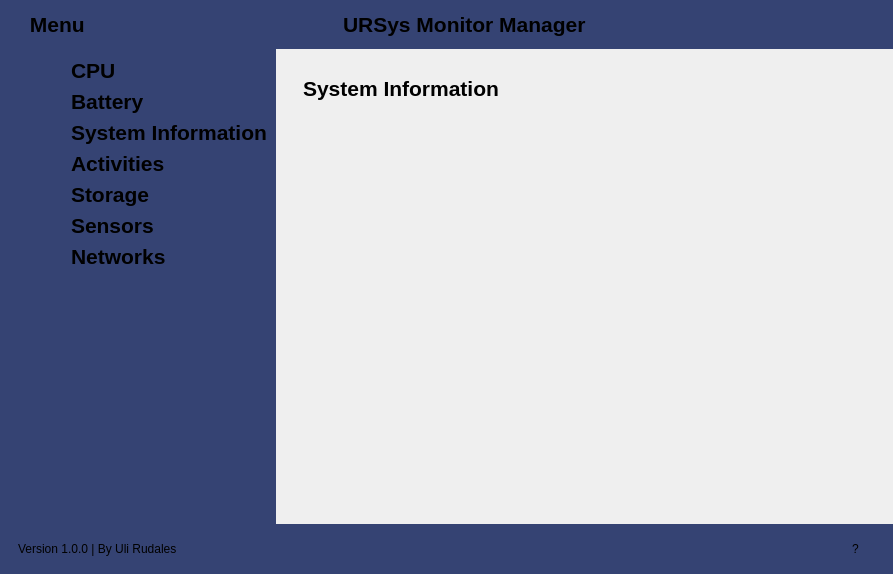
The window that interface.ui (UlizesR/system_manager) describes before a commit, drawn with Qt 5.
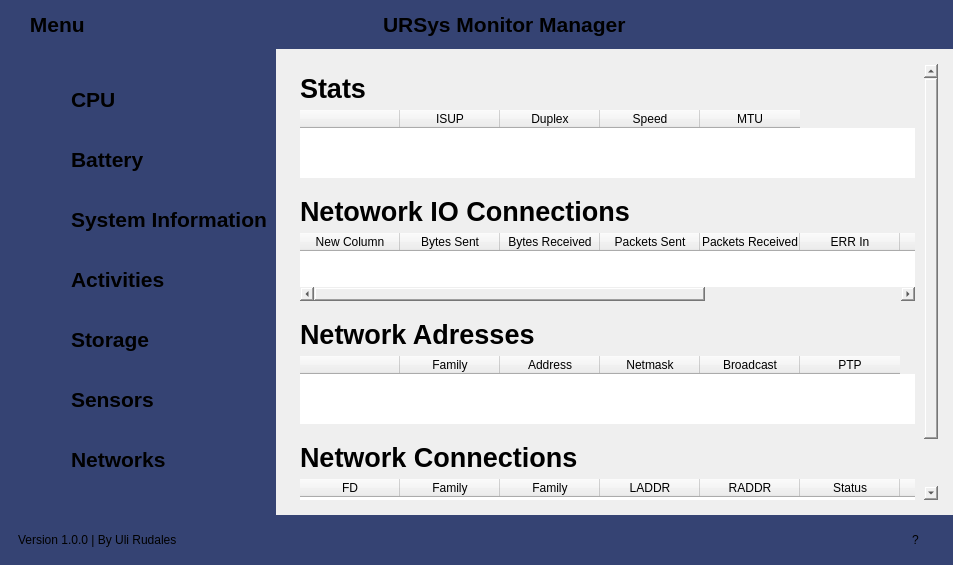
The same window after the commit. The open tabs and pages were chosen to show the change. Icons and pictures are not drawn.

Commit message: finished UI for the most part

What changed in the file:
```diff
--- a/interface.ui
+++ b/interface.ui
@@ -6,8 +6,8 @@
    <rect>
     <x>0</x>
     <y>0</y>
-    <width>893</width>
-    <height>574</height>
+    <width>953</width>
+    <height>565</height>
    </rect>
   </property>
   <property name="windowTitle">
@@ -290,7 +290,7 @@
           <property name="bottomMargin">
            <number>0</number>
           </property>
-          <item alignment="Qt::AlignLeft|Qt::AlignTop">
+          <item>
            <widget class="QFrame" name="menu_frame">
             <property name="minimumSize">
              <size>
@@ -798,7 +798,7 @@
             </widget>
             <widget class="QWidget" name="system_information">
              <layout class="QVBoxLayout" name="verticalLayout_5">
-              <item>
+              <item alignment="Qt::AlignTop">
                <widget class="QFrame" name="frame">
                 <property name="frameShape">
                  <enum>QFrame::StyledPanel</enum>
@@ -811,7 +811,7 @@
                   <widget class="QLabel" name="label_36">
                    <property name="font">
                     <font>
-                     <pointsize>16</pointsize>
+                     <pointsize>18</pointsize>
                      <bold>true</bold>
                     </font>
                    </property>
@@ -825,6 +825,582 @@
               </item>
              </layout>
             </widget>
+            <widget class="QWidget" name="activities">
+             <layout class="QVBoxLayout" name="verticalLayout_6">
+              <item>
+               <widget class="QFrame" name="frame_3">
+                <property name="frameShape">
+                 <enum>QFrame::StyledPanel</enum>
+                </property>
+                <property name="frameShadow">
+                 <enum>QFrame::Raised</enum>
+                </property>
+                <layout class="QHBoxLayout" name="horizontalLayout_10">
+                 <item>
+                  <widget class="QLabel" name="label_50">
+                   <property name="font">
+                    <font>
+                     <pointsize>20</pointsize>
+                     <bold>true</bold>
+                    </font>
+                   </property>
+                   <property name="text">
+                    <string>Activity</string>
+                   </property>
+                  </widget>
+                 </item>
+                 <item alignment="Qt::AlignRight">
+                  <widget class="QFrame" name="frame_6">
+                   <property name="frameShape">
+                    <enum>QFrame::StyledPanel</enum>
+                   </property>
+                   <property name="frameShadow">
+                    <enum>QFrame::Raised</enum>
+                   </property>
+                   <layout class="QHBoxLayout" name="horizontalLayout_11">
+                    <item>
+                     <widget class="QLineEdit" name="lineEdit">
+                      <property name="placeholderText">
+                       <string>Search Processes</string>
+                      </property>
+                     </widget>
+                    </item>
+                    <item alignment="Qt::AlignRight">
+                     <widget class="QPushButton" name="pushButton_3">
+                      <property name="text">
+                       <string/>
+                      </property>
+                      <property name="icon">
+                       <iconset resource="icons.qrc">
+                        <normaloff>:/icons/icons/search.svg</normaloff>:/icons/icons/search.svg</iconset>
+                      </property>
+                     </widget>
+                    </item>
+                   </layout>
+                  </widget>
+                 </item>
+                </layout>
+               </widget>
+              </item>
+              <item>
+               <widget class="QFrame" name="frame_4">
+                <property name="frameShape">
+                 <enum>QFrame::StyledPanel</enum>
+                </property>
+                <property name="frameShadow">
+                 <enum>QFrame::Raised</enum>
+                </property>
+                <layout class="QVBoxLayout" name="verticalLayout_7">
+                 <item>
+                  <widget class="QTableWidget" name="tableWidget">
+                   <column>
+                    <property name="text">
+                     <string>Process ID</string>
+                    </property>
+                   </column>
+                   <column>
+                    <property name="text">
+                     <string>Process Name</string>
+                    </property>
+                   </column>
+                   <column>
+                    <property name="text">
+                     <string>Process Status</string>
+                    </property>
+                   </column>
+                   <column>
+                    <property name="text">
+                     <string>Suspended</string>
+                    </property>
+                   </column>
+                   <column>
+                    <property name="text">
+                     <string>Started</string>
+                    </property>
+                   </column>
+                   <column>
+                    <property name="text">
+                     <string>Resume</string>
+                    </property>
+                   </column>
+                   <column>
+                    <property name="text">
+                     <string>Terminate</string>
+                    </property>
+                   </column>
+                   <column>
+                    <property name="text">
+                     <string>Kill</string>
+                    </property>
+                   </column>
+                  </widget>
+                 </item>
+                </layout>
+               </widget>
+              </item>
+              <item alignment="Qt::AlignBottom">
+               <widget class="QFrame" name="frame_5">
+                <property name="frameShape">
+                 <enum>QFrame::StyledPanel</enum>
+                </property>
+                <property name="frameShadow">
+                 <enum>QFrame::Raised</enum>
+                </property>
+                <layout class="QHBoxLayout" name="horizontalLayout_12">
+                 <item>
+                  <widget class="QPushButton" name="pushButton_4">
+                   <property name="text">
+                    <string>Suspend</string>
+                   </property>
+                  </widget>
+                 </item>
+                 <item>
+                  <widget class="QPushButton" name="pushButton_5">
+                   <property name="text">
+                    <string>Resume</string>
+                   </property>
+                  </widget>
+                 </item>
+                 <item>
+                  <widget class="QPushButton" name="pushButton_6">
+                   <property name="text">
+                    <string>Terminate</string>
+                   </property>
+                  </widget>
+                 </item>
+                 <item>
+                  <widget class="QPushButton" name="pushButton_7">
+                   <property name="text">
+                    <string>Kill</string>
+                   </property>
+                  </widget>
+                 </item>
+                </layout>
+               </widget>
+              </item>
+             </layout>
+            </widget>
+            <widget class="QWidget" name="Storage">
+             <layout class="QVBoxLayout" name="verticalLayout_8">
+              <item>
+               <widget class="QLabel" name="label_51">
+                <property name="font">
+                 <font>
+                  <pointsize>20</pointsize>
+                  <bold>true</bold>
+                 </font>
+                </property>
+                <property name="text">
+                 <string>Disk Partition</string>
+                </property>
+               </widget>
+              </item>
+              <item>
+               <widget class="QTableWidget" name="tableWidget_2">
+                <column>
+                 <property name="text">
+                  <string>Device</string>
+                 </property>
+                </column>
+                <column>
+                 <property name="text">
+                  <string>Mount Point</string>
+                 </property>
+                </column>
+                <column>
+                 <property name="text">
+                  <string>OPTS</string>
+                 </property>
+                </column>
+                <column>
+                 <property name="text">
+                  <string>Max File </string>
+                 </property>
+                </column>
+                <column>
+                 <property name="text">
+                  <string>Max Path</string>
+                 </property>
+                </column>
+                <column>
+                 <property name="text">
+                  <string>Total Storage</string>
+                 </property>
+                </column>
+                <column>
+                 <property name="text">
+                  <string>Used Storage</string>
+                 </property>
+                </column>
+                <column>
+                 <property name="text">
+                  <string>Free Storage</string>
+                 </property>
+                </column>
+                <column>
+                 <property name="text">
+                  <string/>
+                 </property>
+                </column>
+               </widget>
+              </item>
+             </layout>
+            </widget>
+            <widget class="QWidget" name="sensors">
+             <layout class="QVBoxLayout" name="verticalLayout_9">
+              <item>
+               <widget class="QLabel" name="label_52">
+                <property name="font">
+                 <font>
+                  <pointsize>20</pointsize>
+                  <bold>true</bold>
+                 </font>
+                </property>
+                <property name="text">
+                 <string>Sensors</string>
+                </property>
+               </widget>
+              </item>
+              <item>
+               <widget class="QTableWidget" name="tableWidget_3">
+                <column>
+                 <property name="text">
+                  <string>Sensor</string>
+                 </property>
+                </column>
+                <column>
+                 <property name="text">
+                  <string>Label</string>
+                 </property>
+                </column>
+                <column>
+                 <property name="text">
+                  <string>Current</string>
+                 </property>
+                </column>
+                <column>
+                 <property name="text">
+                  <string>High</string>
+                 </property>
+                </column>
+                <column>
+                 <property name="text">
+                  <string>Critical</string>
+                 </property>
+                </column>
+                <column>
+                 <property name="text">
+                  <string/>
+                 </property>
+                </column>
+               </widget>
+              </item>
+             </layout>
+            </widget>
+            <widget class="QWidget" name="networks">
+             <layout class="QVBoxLayout" name="verticalLayout_10">
+              <property name="spacing">
+               <number>0</number>
+              </property>
+              <property name="leftMargin">
+               <number>6</number>
+              </property>
+              <property name="topMargin">
+               <number>6</number>
+              </property>
+              <property name="rightMargin">
+               <number>6</number>
+              </property>
+              <property name="bottomMargin">
+               <number>6</number>
+              </property>
+              <item>
+               <widget class="QScrollArea" name="scrollArea">
+                <property name="widgetResizable">
+                 <bool>true</bool>
+                </property>
+                <widget class="QWidget" name="scrollAreaWidgetContents">
+                 <property name="geometry">
+                  <rect>
+                   <x>0</x>
+                   <y>0</y>
+                   <width>680</width>
+                   <height>512</height>
+                  </rect>
+                 </property>
+                 <layout class="QVBoxLayout" name="verticalLayout_11">
+                  <property name="spacing">
+                   <number>0</number>
+                  </property>
+                  <property name="leftMargin">
+                   <number>0</number>
+                  </property>
+                  <property name="topMargin">
+                   <number>0</number>
+                  </property>
+                  <property name="rightMargin">
+                   <number>0</number>
+                  </property>
+                  <property name="bottomMargin">
+                   <number>0</number>
+                  </property>
+                  <item>
+                   <widget class="QFrame" name="frame_7">
+                    <property name="frameShape">
+                     <enum>QFrame::StyledPanel</enum>
+                    </property>
+                    <property name="frameShadow">
+                     <enum>QFrame::Raised</enum>
+                    </property>
+                    <layout class="QVBoxLayout" name="verticalLayout_14">
+                     <item>
+                      <widget class="QLabel" name="label_53">
+                       <property name="font">
+                        <font>
+                         <pointsize>20</pointsize>
+                         <bold>true</bold>
+                        </font>
+                       </property>
+                       <property name="text">
+                        <string>Stats</string>
+                       </property>
+                      </widget>
+                     </item>
+                     <item>
+                      <widget class="QTableWidget" name="tableWidget_4">
+                       <column>
+                        <property name="text">
+                         <string/>
+                        </property>
+                       </column>
+                       <column>
+                        <property name="text">
+                         <string>ISUP</string>
+                        </property>
+                       </column>
+                       <column>
+                        <property name="text">
+                         <string>Duplex</string>
+                        </property>
+                       </column>
+                       <column>
+                        <property name="text">
+                         <string>Speed</string>
+                        </property>
+                       </column>
+                       <column>
+                        <property name="text">
+                         <string>MTU</string>
+                        </property>
+                       </column>
+                      </widget>
+                     </item>
+                    </layout>
+                   </widget>
+                  </item>
+                  <item>
+                   <widget class="QFrame" name="frame_8">
+                    <property name="frameShape">
+                     <enum>QFrame::StyledPanel</enum>
+                    </property>
+                    <property name="frameShadow">
+                     <enum>QFrame::Raised</enum>
+                    </property>
+                    <layout class="QVBoxLayout" name="verticalLayout_12">
+                     <item>
+                      <widget class="QLabel" name="label_54">
+                       <property name="font">
+                        <font>
+                         <pointsize>20</pointsize>
+                         <bold>true</bold>
+                        </font>
+                       </property>
+                       <property name="text">
+                        <string>Netowork IO Connections</string>
+                       </property>
+                      </widget>
+                     </item>
+                     <item>
+                      <widget class="QTableWidget" name="tableWidget_5">
+                       <column>
+                        <property name="text">
+                         <string>New Column</string>
+                        </property>
+                       </column>
+                       <column>
+                        <property name="text">
+                         <string>Bytes Sent</string>
+                        </property>
+                       </column>
+                       <column>
+                        <property name="text">
+                         <string>Bytes Received</string>
+                        </property>
+                       </column>
+                       <column>
+                        <property name="text">
+                         <string>Packets Sent</string>
+                        </property>
+                       </column>
+                       <column>
+                        <property name="text">
+                         <string>Packets Received</string>
+                        </property>
+                       </column>
+                       <column>
+                        <property name="text">
+                         <string>ERR In</string>
+                        </property>
+                       </column>
+                       <column>
+                        <property name="text">
+                         <string>ERR Out</string>
+                        </property>
+                       </column>
+                       <column>
+                        <property name="text">
+                         <string>Drop In</string>
+                        </property>
+                       </column>
+                       <column>
+                        <property name="text">
+                         <string>Drop Out</string>
+                        </property>
+                       </column>
+                      </widget>
+                     </item>
+                    </layout>
+                   </widget>
+                  </item>
+                  <item>
+                   <widget class="QFrame" name="frame_9">
+                    <property name="frameShape">
+                     <enum>QFrame::StyledPanel</enum>
+                    </property>
+                    <property name="frameShadow">
+                     <enum>QFrame::Raised</enum>
+                    </property>
+                    <layout class="QVBoxLayout" name="verticalLayout_15">
+                     <item>
+                      <widget class="QLabel" name="label_55">
+                       <property name="font">
+                        <font>
+                         <pointsize>20</pointsize>
+                         <bold>true</bold>
+                        </font>
+                       </property>
+                       <property name="text">
+                        <string>Network Adresses</string>
+                       </property>
+                      </widget>
+                     </item>
+                     <item>
+                      <widget class="QTableWidget" name="tableWidget_6">
+                       <column>
+                        <property name="text">
+                         <string/>
+                        </property>
+                       </column>
+                       <column>
+                        <property name="text">
+                         <string>Family</string>
+                        </property>
+                       </column>
+                       <column>
+                        <property name="text">
+                         <string>Address</string>
+                        </property>
+                       </column>
+                       <column>
+                        <property name="text">
+                         <string>Netmask</string>
+                        </property>
+                       </column>
+                       <column>
+                        <property name="text">
+                         <string>Broadcast</string>
+                        </property>
+                       </column>
+                       <column>
+                        <property name="text">
+                         <string>PTP</string>
+                        </property>
+                       </column>
+                      </widget>
+                     </item>
+                    </layout>
+                   </widget>
+                  </item>
+                  <item>
+                   <widget class="QFrame" name="frame_10">
+                    <property name="frameShape">
+                     <enum>QFrame::StyledPanel</enum>
+                    </property>
+                    <property name="frameShadow">
+                     <enum>QFrame::Raised</enum>
+                    </property>
+                    <layout class="QVBoxLayout" name="verticalLayout_13">
+                     <item>
+                      <widget class="QLabel" name="label_56">
+                       <property name="font">
+                        <font>
+                         <pointsize>20</pointsize>
+                         <bold>true</bold>
+                        </font>
+                       </property>
+                       <property name="text">
+                        <string>Network Connections</string>
+                       </property>
+                      </widget>
+                     </item>
+                     <item>
+                      <widget class="QTableWidget" name="tableWidget_7">
+                       <column>
+                        <property name="text">
+                         <string>FD</string>
+                        </property>
+                       </column>
+                       <column>
+                        <property name="text">
+                         <string>Family</string>
+                        </property>
+                       </column>
+                       <column>
+                        <property name="text">
+                         <string>Family</string>
+                        </property>
+                       </column>
+                       <column>
+                        <property name="text">
+                         <string>LADDR</string>
+                        </property>
+                       </column>
+                       <column>
+                        <property name="text">
+                         <string>RADDR</string>
+                        </property>
+                       </column>
+                       <column>
+                        <property name="text">
+                         <string>Status</string>
+                        </property>
+                       </column>
+                       <column>
+                        <property name="text">
+                         <string>PID</string>
+                        </property>
+                       </column>
+                      </widget>
+                     </item>
+                    </layout>
+                   </widget>
+                  </item>
+                 </layout>
+                </widget>
+               </widget>
+              </item>
+             </layout>
+            </widget>
            </widget>
           </item>
          </layout>
```
Left out of the diff: 352 changed lines with no effect on the pictures. The commit also changes 1 other file.
